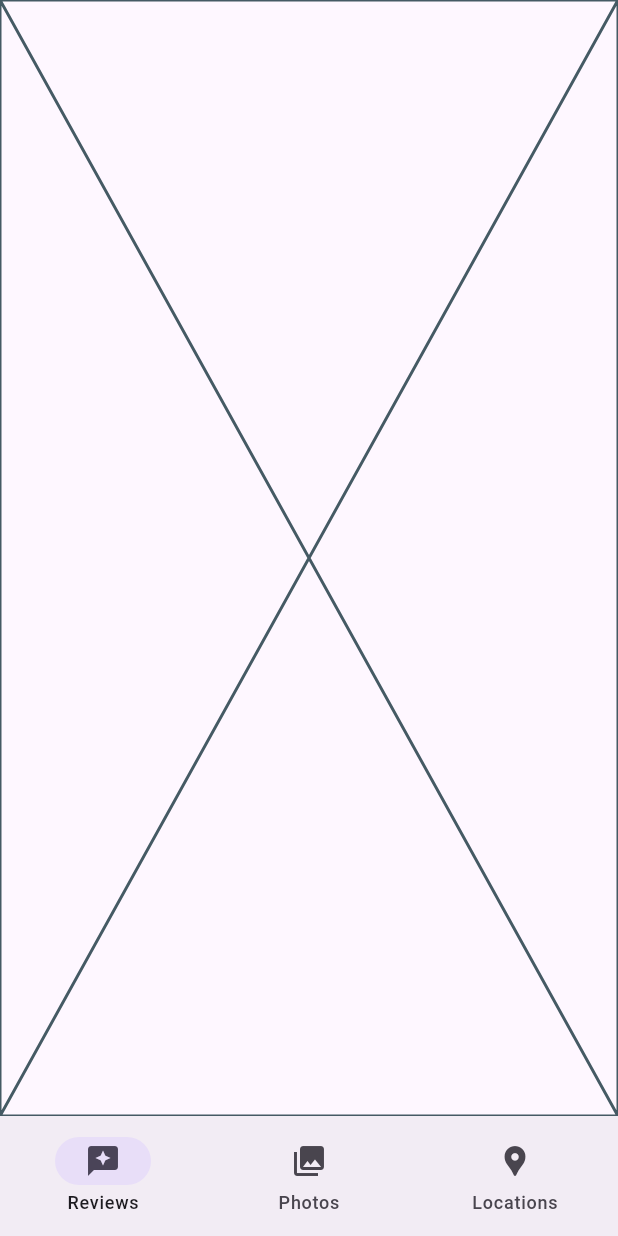
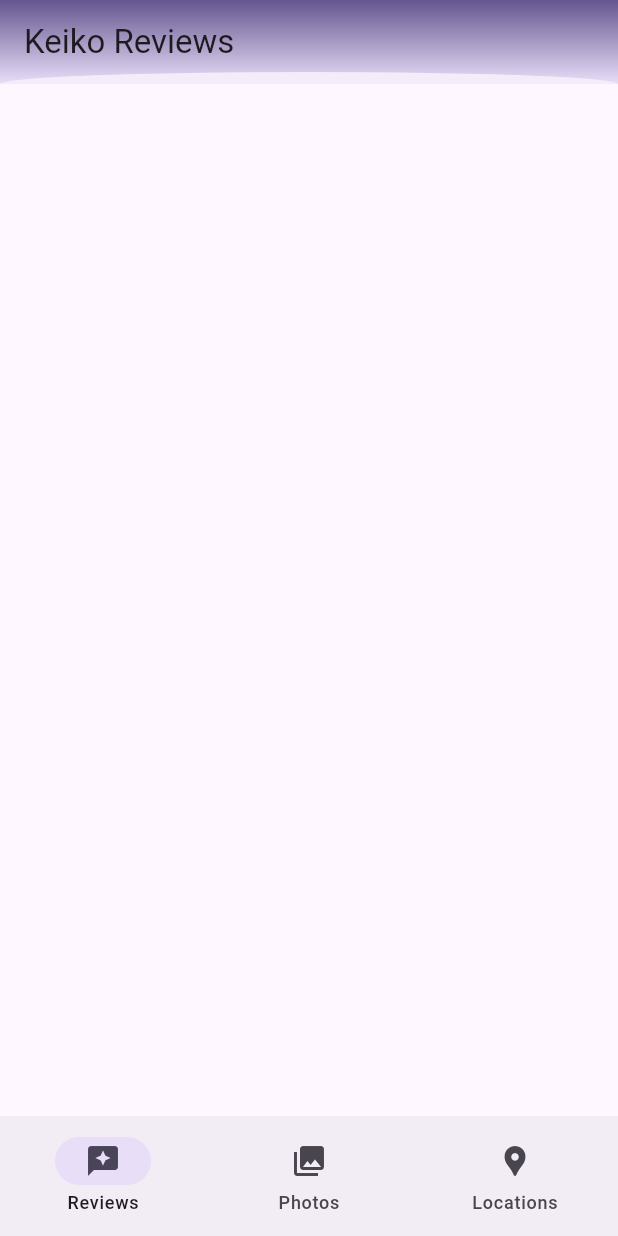
Before and after one commit to fullspeccoder-mobileDevelopment/yelp_clone, a Flutter app: the screen it shows after launch, on a phone screen of 412 x 824 dp. Run offline on Flutter 3.47's test engine with Material 3 defaults, Android fonts, the light colour scheme and no system bars.

Commit message:
Added AppBar to the Reivew List Page implemented with a Custom Clipper.

```diff
--- a/lib/pages/review_list/review_list.dart
+++ b/lib/pages/review_list/review_list.dart
@@ -1,4 +1,5 @@
 import 'package:flutter/material.dart';
+import 'package:keiko_food/helper/clippers.dart';
 
 class ReviewList extends StatefulWidget {
   const ReviewList({super.key});
@@ -10,6 +11,28 @@ class ReviewList extends StatefulWidget {
 class _ReviewListState extends State<ReviewList> {
   @override
   Widget build(BuildContext context) {
-    return const Placeholder();
+    return Scaffold(
+      appBar: AppBar(
+        title: const Text("Keiko Reviews"),
+        backgroundColor: Colors.transparent,
+        elevation: 2.0,
+        flexibleSpace: ClipPath(
+          clipper: OvalClipperUpper(),
+          child: Container(
+            decoration: BoxDecoration(
+              gradient: LinearGradient(
+                colors: [
+                  Theme.of(context).colorScheme.primary,
+                  Theme.of(context).colorScheme.secondaryContainer,
+                ],
+                begin: Alignment.topCenter,
+                end: Alignment.bottomCenter,
+              ),
+            ),
+          ),
+        ),
+      ),
+      extendBodyBehindAppBar: true, // To keep clipped are Transparent
+    );
   }
 }
```
